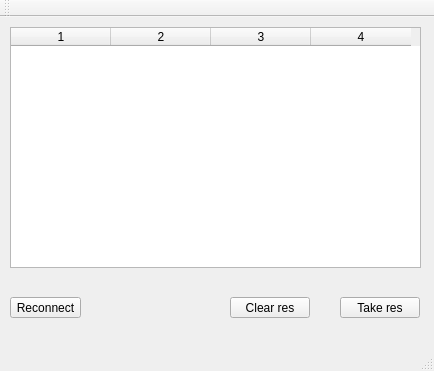
Qt form mainwindow.ui (touch-my-tralala/test_client) before a commit.
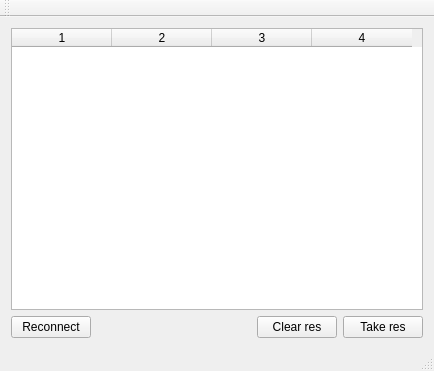
The same form after that commit.

```diff
--- a/mainwindow.ui
+++ b/mainwindow.ui
@@ -14,54 +14,9 @@
    <string>MainWindow</string>
   </property>
   <widget class="QWidget" name="centralWidget">
-   <widget class="QPushButton" name="takeRes_btn">
-    <property name="geometry">
-     <rect>
-      <x>340</x>
-      <y>280</y>
-      <width>80</width>
-      <height>21</height>
-     </rect>
-    </property>
-    <property name="text">
-     <string>Take res</string>
-    </property>
-   </widget>
-   <widget class="QPushButton" name="clearRes_btn">
-    <property name="geometry">
-     <rect>
-      <x>230</x>
-      <y>280</y>
-      <width>80</width>
-      <height>21</height>
-     </rect>
-    </property>
-    <property name="text">
-     <string>Clear res</string>
-    </property>
-   </widget>
-   <widget class="QPushButton" name="reconnect_btn">
-    <property name="geometry">
-     <rect>
-      <x>10</x>
-      <y>280</y>
-      <width>71</width>
-      <height>21</height>
-     </rect>
-    </property>
-    <property name="text">
-     <string>Reconnect</string>
-    </property>
-   </widget>
+   <layout class="QVBoxLayout" name="verticalLayout">
+    <item>
    <widget class="QTableWidget" name="tableWidget_2">
-    <property name="geometry">
-     <rect>
-      <x>10</x>
-      <y>10</y>
-      <width>411</width>
-      <height>241</height>
-     </rect>
-    </property>
     <property name="showGrid">
      <bool>true</bool>
     </property>
@@ -82,6 +37,46 @@
     <column/>
     <column/>
    </widget>
+    </item>
+    <item>
+     <layout class="QHBoxLayout" name="horizontalLayout">
+      <item>
+       <widget class="QPushButton" name="reconnect_btn">
+        <property name="text">
+         <string>Reconnect</string>
+        </property>
+       </widget>
+      </item>
+      <item>
+       <spacer name="horizontalSpacer">
+        <property name="orientation">
+         <enum>Qt::Horizontal</enum>
+        </property>
+        <property name="sizeHint" stdset="0">
+         <size>
+          <width>40</width>
+          <height>20</height>
+         </size>
+        </property>
+       </spacer>
+      </item>
+      <item>
+       <widget class="QPushButton" name="clearRes_btn">
+        <property name="text">
+         <string>Clear res</string>
+        </property>
+       </widget>
+      </item>
+      <item>
+       <widget class="QPushButton" name="takeRes_btn">
+        <property name="text">
+         <string>Take res</string>
+        </property>
+       </widget>
+      </item>
+     </layout>
+    </item>
+   </layout>
   </widget>
   <widget class="QMenuBar" name="menuBar">
    <property name="geometry">
```
Lines whose indentation alone changed are shown as unchanged.
